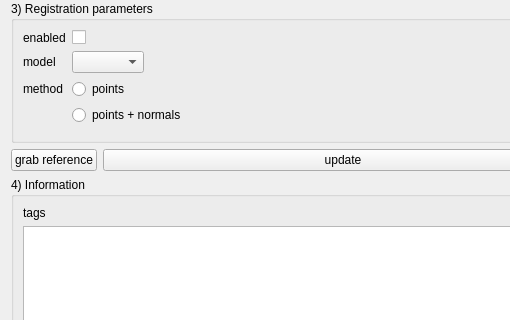
Qt form Code/Gui/MITK/Plugins/uk.ac.ucl.cmic.igitagtracker/src/internal/TagTrackerViewControls.ui (NifTK/NifTK) before a commit; both pictures show x 0 to 510 and y 261 to 581 of the 594 by 841 pixel window.
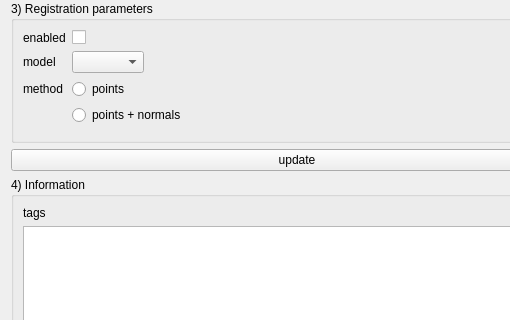
The same form after that commit. Custom widgets are drawn as their Qt base class.

Commit message: Bug #2666: Remove redundant code

```diff
--- a/Code/Gui/MITK/Plugins/uk.ac.ucl.cmic.igitagtracker/src/internal/TagTrackerViewControls.ui
+++ b/Code/Gui/MITK/Plugins/uk.ac.ucl.cmic.igitagtracker/src/internal/TagTrackerViewControls.ui
@@ -196,19 +196,6 @@
      </item>
      <item>
       <layout class="QHBoxLayout" name="horizontalLayout_5">
-       <item>
-        <widget class="QPushButton" name="m_GrabReferenceButton">
-         <property name="sizePolicy">
-          <sizepolicy hsizetype="Fixed" vsizetype="Fixed">
-           <horstretch>0</horstretch>
-           <verstretch>0</verstretch>
-          </sizepolicy>
-         </property>
-         <property name="text">
-          <string>grab reference</string>
-         </property>
-        </widget>
-       </item>
        <item>
         <widget class="QPushButton" name="m_UpdateButton">
          <property name="text">
```
The commit also changes 2 other files.
